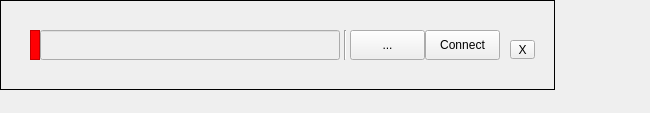
First picture: the form in menus/words_menu/words_item_widget.ui, repository JoaoCarlosNascimento/HandSignLanguage, before the edit.
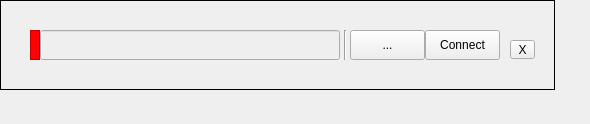
Second picture: the form after the edit.

Patch:
```diff
--- a/menus/words_menu/words_item_widget.ui
+++ b/menus/words_menu/words_item_widget.ui
@@ -9,19 +9,19 @@
    <rect>
     <x>0</x>
     <y>0</y>
-    <width>650</width>
-    <height>113</height>
+    <width>590</width>
+    <height>124</height>
    </rect>
   </property>
   <property name="minimumSize">
    <size>
-    <width>650</width>
+    <width>570</width>
     <height>0</height>
    </size>
   </property>
   <property name="maximumSize">
    <size>
-    <width>650</width>
+    <width>590</width>
     <height>16777215</height>
    </size>
   </property>
```
